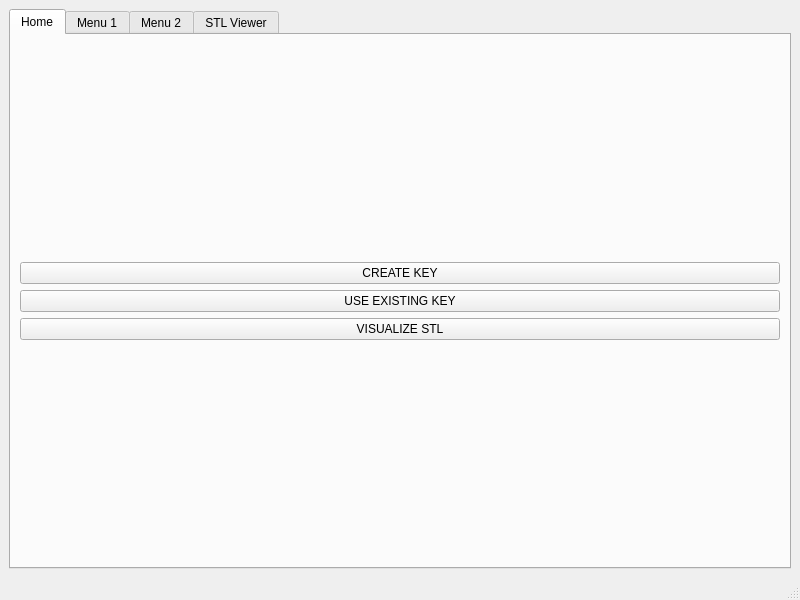
Qt form keybuilder/mainwindow.ui (QtWorks/keymanager) before a commit.
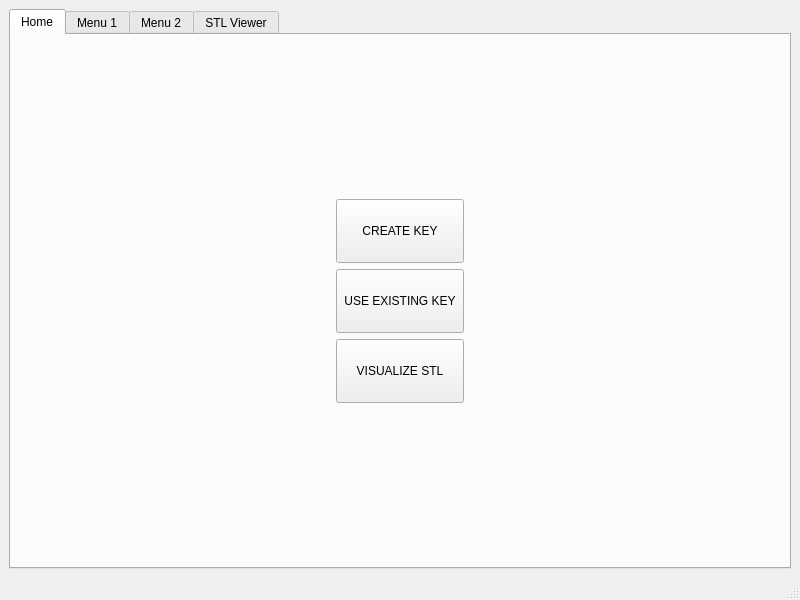
The same form after that commit. The open tabs and pages were chosen to show the change. Custom widgets are drawn as their Qt base class.

What changed in the file:
```diff
--- a/keybuilder/mainwindow.ui
+++ b/keybuilder/mainwindow.ui
@@ -29,6 +29,18 @@
          <layout class="QGridLayout" name="gridLayout_2">
           <item row="0" column="0">
            <widget class="QPushButton" name="createKeyButton">
+            <property name="minimumSize">
+             <size>
+              <width>128</width>
+              <height>64</height>
+             </size>
+            </property>
+            <property name="maximumSize">
+             <size>
+              <width>128</width>
+              <height>64</height>
+             </size>
+            </property>
             <property name="text">
              <string>CREATE KEY</string>
             </property>
@@ -36,6 +48,18 @@
           </item>
           <item row="1" column="0">
            <widget class="QPushButton" name="useExistingKeyButton">
+            <property name="minimumSize">
+             <size>
+              <width>128</width>
+              <height>64</height>
+             </size>
+            </property>
+            <property name="maximumSize">
+             <size>
+              <width>128</width>
+              <height>64</height>
+             </size>
+            </property>
             <property name="text">
              <string>USE EXISTING KEY</string>
             </property>
@@ -43,6 +67,18 @@
           </item>
           <item row="2" column="0">
            <widget class="QPushButton" name="visualizeSTLButton">
+            <property name="minimumSize">
+             <size>
+              <width>128</width>
+              <height>64</height>
+             </size>
+            </property>
+            <property name="maximumSize">
+             <size>
+              <width>128</width>
+              <height>64</height>
+             </size>
+            </property>
             <property name="text">
              <string>VISUALIZE STL</string>
             </property>
```
Left out of the diff: 2 changed lines with no effect on the pictures.
